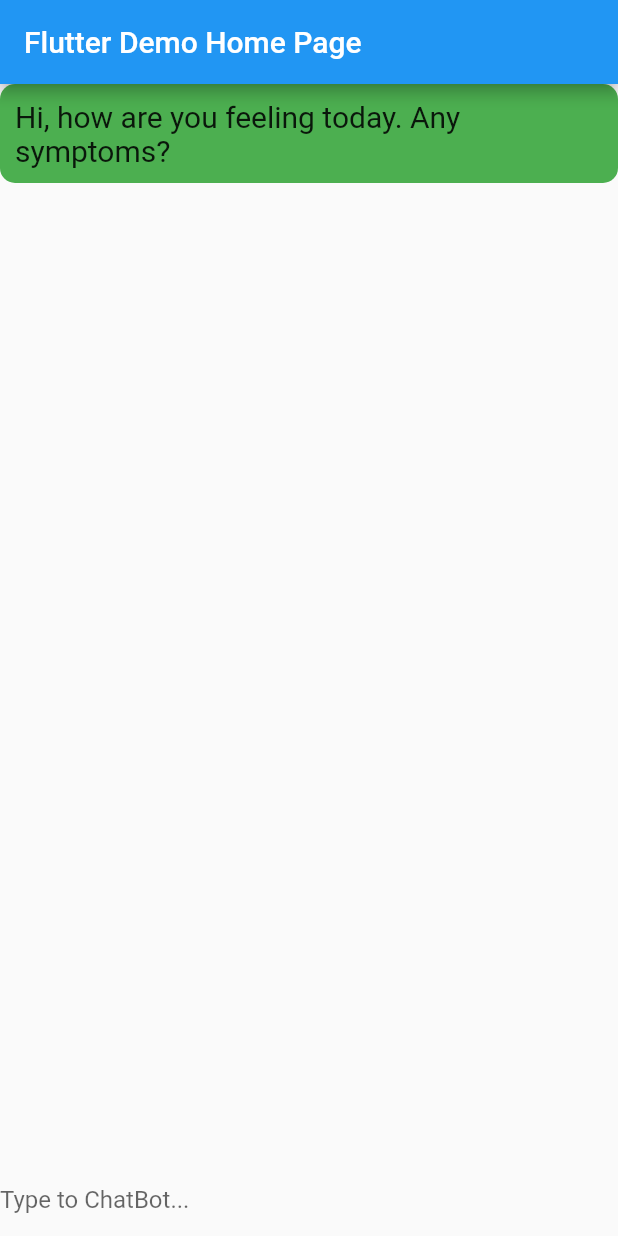
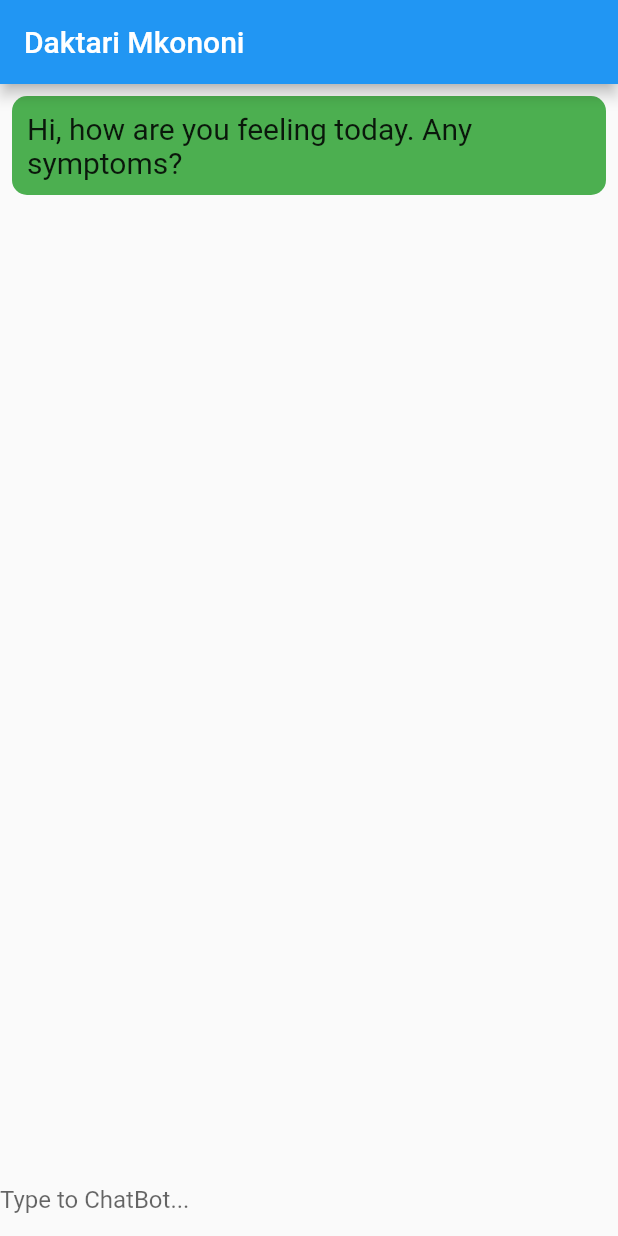
Before and after one commit to raxosiris/healthcare_app, a Flutter app: the screen it shows after launch, on a phone screen of 412 x 824 dp. Run offline on Flutter 3.47's test engine with Material 2 defaults, Android fonts, the phone set to English and light mode, and no system bars.

Commit message:
change app name
remove banner

```diff
--- a/lib/main.dart
+++ b/lib/main.dart
@@ -7,9 +7,10 @@ class MyApp extends StatelessWidget {
   @override
   Widget build(BuildContext context) {
     return new MaterialApp(
-        title: 'Flutter Demo',
+      debugShowCheckedModeBanner: false,
+        title: 'Daktari Mkononi',
         theme: new ThemeData(primarySwatch: Colors.blue),
-        home: new MyHomePage(title: 'Flutter Demo Home Page'));
+        home: new MyHomePage(title: 'Daktari Mkononi'));
   }
 }
 
@@ -54,6 +55,7 @@ class _MyHomePageState extends State<MyHomePage> {
   Widget botText(String message) {
     return Container(
         padding: EdgeInsets.all(10.0),
+        margin: EdgeInsets.all(8.0),
         decoration: new BoxDecoration(
           shape: BoxShape.rectangle,
           color: Colors.green,
@@ -74,6 +76,7 @@ class _MyHomePageState extends State<MyHomePage> {
       options.add(GestureDetector(
         child: Container(
             padding: EdgeInsets.all(10.0),
+            margin: EdgeInsets.all(8.0),
             decoration: new BoxDecoration(
               shape: BoxShape.rectangle,
               color: Colors.yellow,
```
